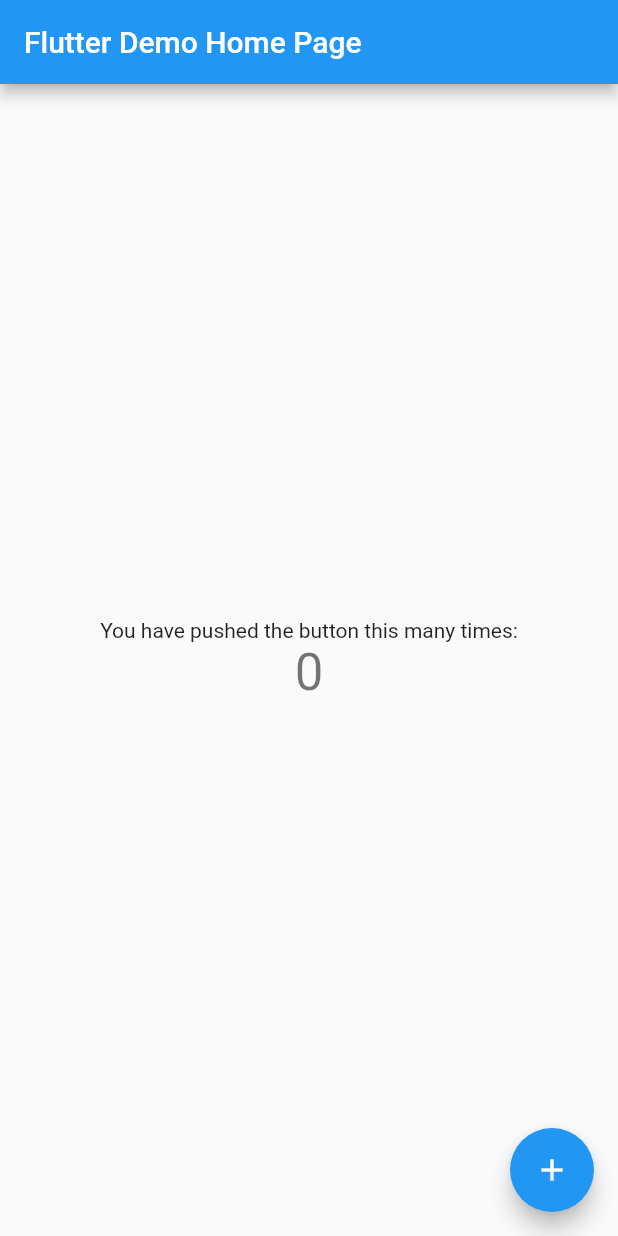
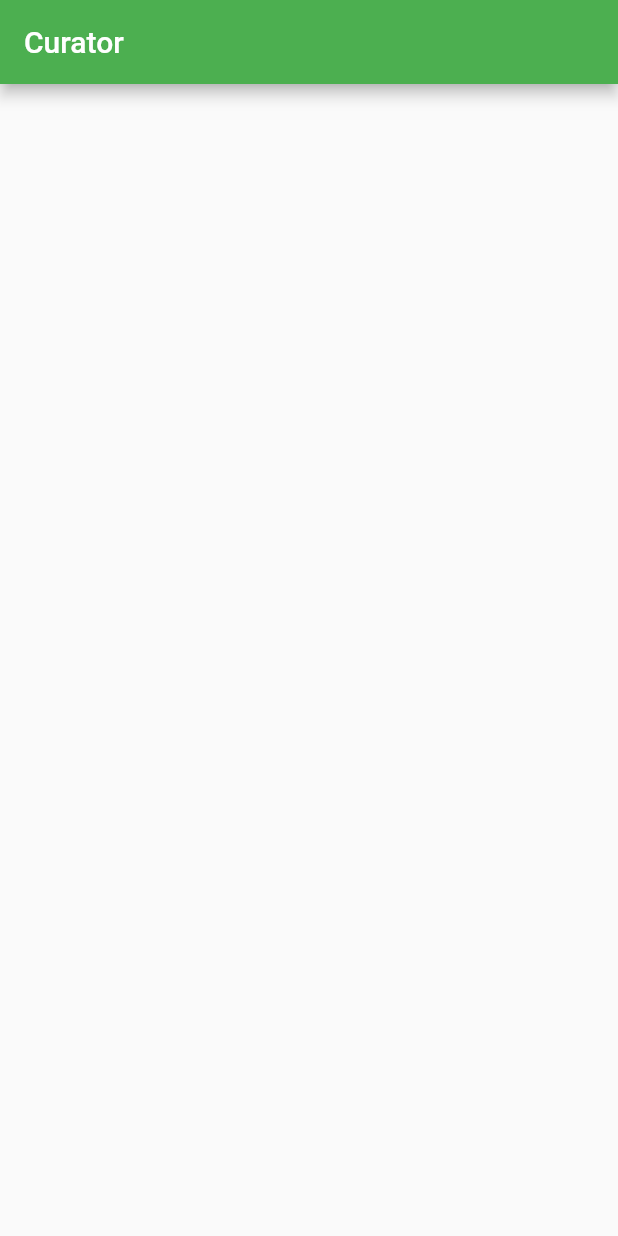
Before and after one commit to Xavier-Charles/curator, a Flutter app: the screen it shows after launch, on a phone screen of 412 x 824 dp. Run offline on Flutter 3.47's test engine with Material 2 defaults, Android fonts, the phone set to English and light mode, and no system bars.

Commit message:
initialising the app

```diff
--- a/lib/main.dart
+++ b/lib/main.dart
@@ -1,113 +1,21 @@
-import 'package:flutter/material.dart';
+// import 'package:flutter/widgets.dart'; Low level without any design
+import 'package:flutter/material.dart'; //Android design scheme
+// import 'package:flutter/cupertino.dart'; IOS design scheme
 
 void main() {
-  runApp(MyApp());
+  runApp(MaterialApp(
+    home: HomePage(),
+    theme: ThemeData(primarySwatch: Colors.green),
+  ));
 }
 
-class MyApp extends StatelessWidget {
-  // This widget is the root of your application.
+class HomePage extends StatelessWidget {
   @override
   Widget build(BuildContext context) {
-    return MaterialApp(
-      title: 'Flutter Demo',
-      theme: ThemeData(
-        // This is the theme of your application.
-        //
-        // Try running your application with "flutter run". You'll see the
-        // application has a blue toolbar. Then, without quitting the app, try
-        // changing the primarySwatch below to Colors.green and then invoke
-        // "hot reload" (press "r" in the console where you ran "flutter run",
-        // or simply save your changes to "hot reload" in a Flutter IDE).
-        // Notice that the counter didn't reset back to zero; the application
-        // is not restarted.
-        primarySwatch: Colors.blue,
+    return Scaffold(
+      appBar: AppBar(
+        title: Text("Curator"),
       ),
-      home: MyHomePage(title: 'Flutter Demo Home Page'),
     );
   }
 }
-
-class MyHomePage extends StatefulWidget {
-  MyHomePage({Key key, this.title}) : super(key: key);
-
-  // This widget is the home page of your application. It is stateful, meaning
-  // that it has a State object (defined below) that contains fields that affect
-  // how it looks.
-
-  // This class is the configuration for the state. It holds the values (in this
-  // case the title) provided by the parent (in this case the App widget) and
-  // used by the build method of the State. Fields in a Widget subclass are
-  // always marked "final".
-
-  final String title;
-
-  @override
-  _MyHomePageState createState() => _MyHomePageState();
-}
-
-class _MyHomePageState extends State<MyHomePage> {
-  int _counter = 0;
-
-  void _incrementCounter() {
-    setState(() {
-      // This call to setState tells the Flutter framework that something has
-      // changed in this State, which causes it to rerun the build method below
-      // so that the display can reflect the updated values. If we changed
-      // _counter without calling setState(), then the build method would not be
-      // called again, and so nothing would appear to happen.
-      _counter++;
-    });
-  }
-
-  @override
-  Widget build(BuildContext context) {
-    // This method is rerun every time setState is called, for instance as done
-    // by the _incrementCounter method above.
-    //
-    // The Flutter framework has been optimized to make rerunning build methods
-    // fast, so that you can just rebuild anything that needs updating rather
-    // than having to individually change instances of widgets.
-    return Scaffold(
-      appBar: AppBar(
-        // Here we take the value from the MyHomePage object that was created by
-        // the App.build method, and use it to set our appbar title.
-        title: Text(widget.title),
-      ),
-      body: Center(
-        // Center is a layout widget. It takes a single child and positions it
-        // in the middle of the parent.
-        child: Column(
-          // Column is also a layout widget. It takes a list of children and
-          // arranges them vertically. By default, it sizes itself to fit its
-          // children horizontally, and tries to be as tall as its parent.
-          //
-          // Invoke "debug painting" (press "p" in the console, choose the
-          // "Toggle Debug Paint" action from the Flutter Inspector in Android
-          // Studio, or the "Toggle Debug Paint" command in Visual Studio Code)
-          // to see the wireframe for each widget.
-          //
-          // Column has various properties to control how it sizes itself and
-          // how it positions its children. Here we use mainAxisAlignment to
-          // center the children vertically; the main axis here is the vertical
-          // axis because Columns are vertical (the cross axis would be
-          // horizontal).
-          mainAxisAlignment: MainAxisAlignment.center,
-          children: <Widget>[
-            Text(
-              'You have pushed the button this many times:',
-            ),
-            Text(
-              '$_counter',
-              style: Theme.of(context).textTheme.headline4,
-            ),
-          ],
-        ),
-      ),
-      floatingActionButton: FloatingActionButton(
-        onPressed: _incrementCounter,
-        tooltip: 'Increment',
-        child: Icon(Icons.add),
-      ), // This trailing comma makes auto-formatting nicer for build methods.
-    );
-  }
-}
```
